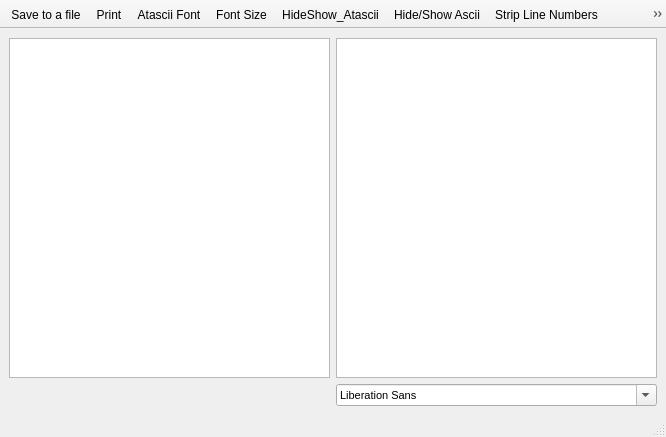
Qt form textprinterwindow.ui (optixx/aspeqt) before a commit.
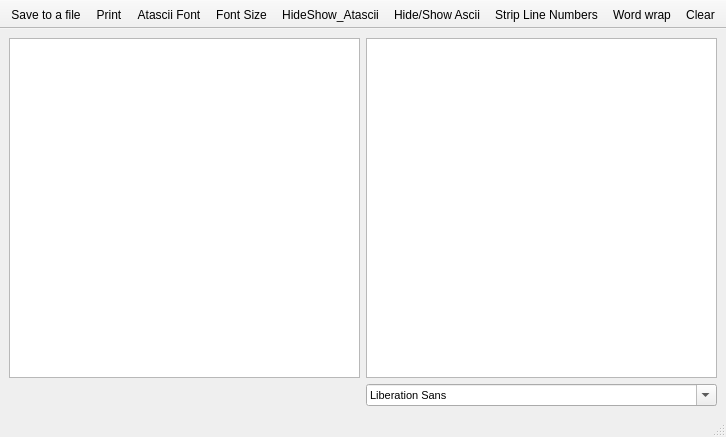
The same form after that commit. Icons and pictures are not drawn.

The edit to the form file:
```diff
--- a/textprinterwindow.ui
+++ b/textprinterwindow.ui
@@ -114,6 +114,12 @@
   </widget>
   <widget class="QStatusBar" name="statusbar"/>
   <widget class="QToolBar" name="toolBar">
+   <property name="sizePolicy">
+    <sizepolicy hsizetype="Fixed" vsizetype="Fixed">
+     <horstretch>0</horstretch>
+     <verstretch>0</verstretch>
+    </sizepolicy>
+   </property>
    <property name="windowTitle">
     <string>toolBar</string>
    </property>
```
Left out of the diff: 4 changed lines with no effect on the pictures.
